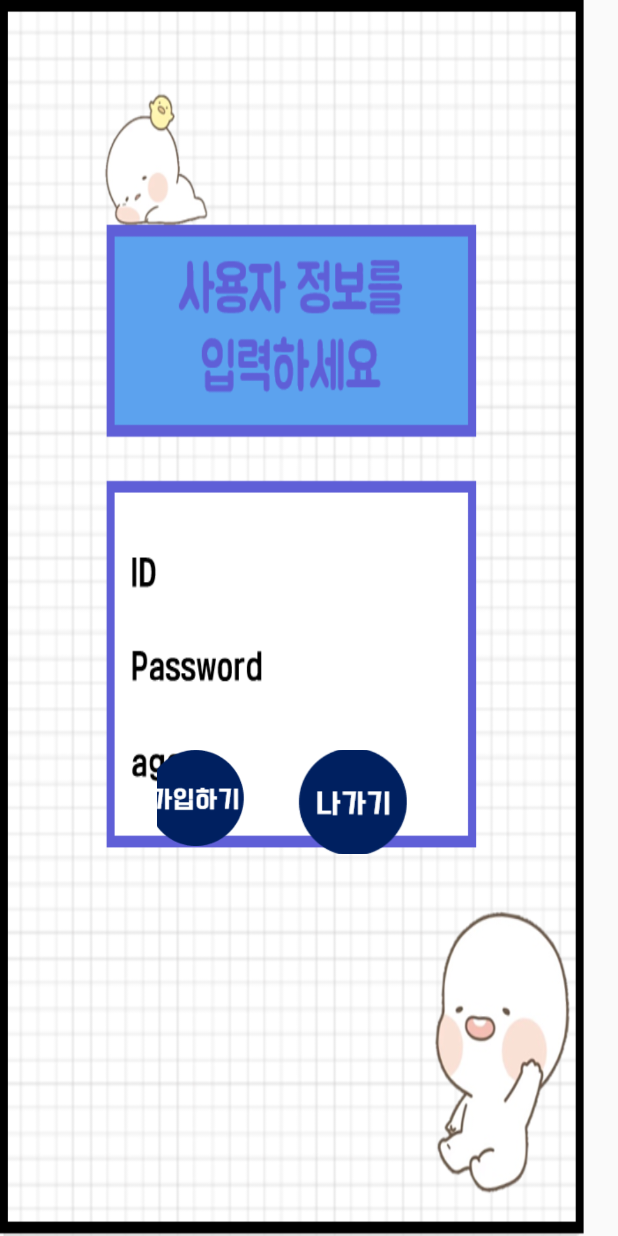
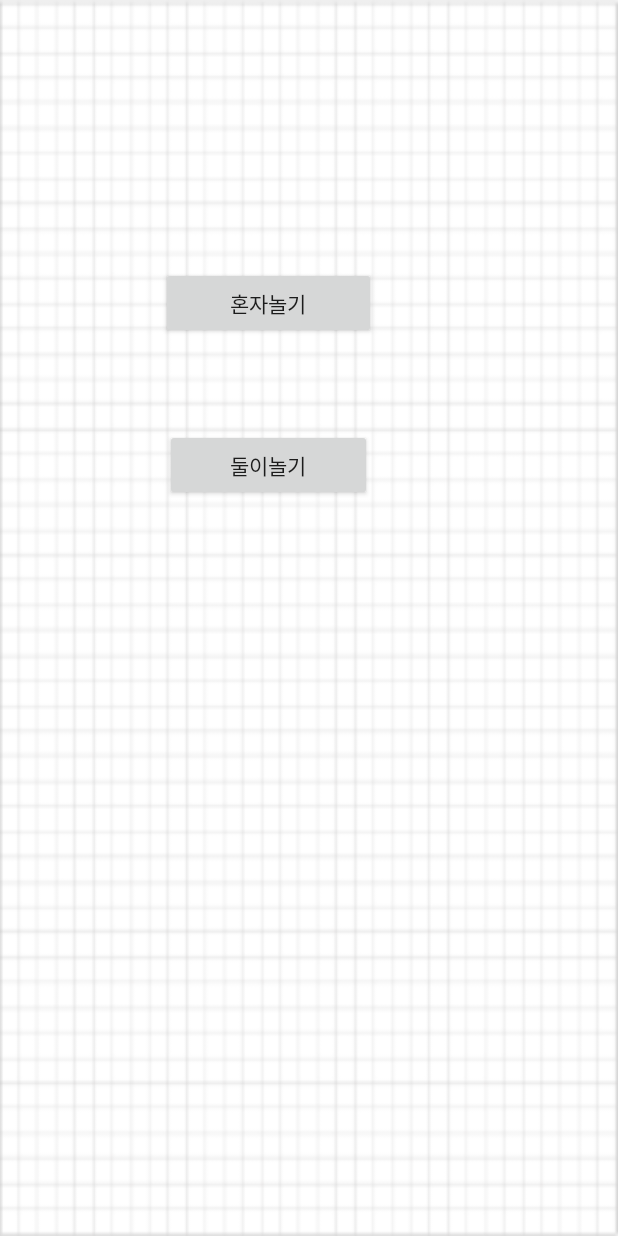
Before and after one commit to wnsduq6229/Androidproject, an Android app: the main screen opened directly, with no data from a screen before it, after a tap on an icon or button, on a phone screen of 412 x 824 dp. Run offline under Robolectric (Android 15) with nearby library versions, the phone set to English and light mode, and no system bars.

Commit message:
모든 창 연결, 화면 수정 06/17/4시51분

```diff
--- /dev/null
+++ b/app/src/main/java/com/example/a10/androidpoject/Title2_Activity.java
@@ -0,0 +1,42 @@
+package com.example.a10.androidpoject;
+
+import android.content.Intent;
+import android.os.Bundle;
+import android.support.v7.app.AppCompatActivity;
+import android.view.View;
+import android.widget.Button;
+import android.view.WindowManager;
+
+public class Title2_Activity extends AppCompatActivity {
+    Button btnOne,btnTwo;
+
+
+    protected void onCreate(Bundle savedInstanceState){
+        super.onCreate(savedInstanceState);
+        setContentView(R.layout.activity_title2);
+
+        btnOne=(Button)findViewById(R.id.buttonOne);
+        btnTwo=(Button)findViewById(R.id.buttonTwo);
+
+        btnOne.setOnClickListener(new View.OnClickListener() {
+            @Override
+            public void onClick(View v) {
+                Intent intent = new Intent(
+                        getApplicationContext(),Title2_2Activity.class);//현재 화면의 제어권자,다음 넘어갈 클래스 지정
+                startActivity(intent);//다음화면으로 넘어간다.
+            }
+        });
+
+        btnTwo.setOnClickListener(new View.OnClickListener() {
+            @Override
+            public void onClick(View v) {
+                Intent intent = new Intent(
+                        getApplicationContext(),Title2_2Activity.class);//현재 화면의 제어권자,다음 넘어갈 클래스 지정
+                startActivity(intent);//다음화면으로 넘어간다.
+            }
+        });
+
+        getWindow().setFlags(WindowManager.LayoutParams.FLAG_FULLSCREEN, WindowManager.LayoutParams.FLAG_FULLSCREEN);//화면의 제목 없애주는 문장
+        getSupportActionBar().hide();//화면의 제목 숨겨주는 문장
+    }
+}
--- a/app/src/main/java/com/example/a10/androidpoject/main.java
+++ b/app/src/main/java/com/example/a10/androidpoject/main.java
@@ -28,7 +28,7 @@ public class main extends AppCompatActivity {
             @Override
             public void onClick(View v){
                 Intent intent = new Intent(
-                        getApplicationContext(),main.class);//현재 화면의 제어권자,다음 넘어갈 클래스 지정 main으로 되어 있는걸 2화면으로 만들면 바꿔야함
+                        getApplicationContext(),Title2_Activity.class);//현재 화면의 제어권자,다음 넘어갈 클래스 지정 main으로 되어 있는걸 2화면으로 만들면 바꿔야함
                 startActivity(intent);//다음화면으로 넘어간다.
             }
 
@@ -36,7 +36,9 @@ public class main extends AppCompatActivity {
         btnCancel.setOnClickListener(new View.OnClickListener() {
             @Override
             public void onClick(View v) {
-
+                Intent intent = new Intent(
+                        getApplicationContext(),main.class);//현재 화면의 제어권자,다음 넘어갈 클래스 지정 main으로 되어 있는걸 2화면으로 만들면 바꿔야함
+                startActivity(intent);//다음화면으로 넘어간다.
             }
         });
         getWindow().setFlags(WindowManager.LayoutParams.FLAG_FULLSCREEN, WindowManager.LayoutParams.FLAG_FULLSCREEN);//화면의 제목 없애주는 문장
--- a/app/src/main/java/com/example/a10/androidpoject/memory_Description.java
+++ b/app/src/main/java/com/example/a10/androidpoject/memory_Description.java
@@ -5,6 +5,7 @@ import android.content.Intent;
 import android.os.Bundle;
 import android.os.Handler;
 import android.support.v7.app.AppCompatActivity;
+import android.view.WindowManager;
 
 public class memory_Description extends AppCompatActivity {
 
@@ -23,5 +24,8 @@ public class memory_Description extends AppCompatActivity {
             }
 
         },5000);
+
+        getWindow().setFlags(WindowManager.LayoutParams.FLAG_FULLSCREEN, WindowManager.LayoutParams.FLAG_FULLSCREEN);//화면의 제목 없애주는 문장
+        getSupportActionBar().hide();//화면의 제목 숨겨주는 문장
     }
 }
--- a/app/src/main/java/com/example/a10/androidpoject/memory_MainActivity.java
+++ b/app/src/main/java/com/example/a10/androidpoject/memory_MainActivity.java
@@ -4,6 +4,7 @@ import android.content.Intent;
 import android.os.Bundle;
 import android.support.v7.app.AppCompatActivity;
 import android.view.View;
+import android.view.WindowManager;
 import android.widget.Button;
 import android.widget.ImageView;
 
@@ -74,5 +75,8 @@ public class memory_MainActivity extends AppCompatActivity {
                 imageview.setImageResource(imageResources[i]);
             }
         });
+
+        getWindow().setFlags(WindowManager.LayoutParams.FLAG_FULLSCREEN, WindowManager.LayoutParams.FLAG_FULLSCREEN);//화면의 제목 없애주는 문장
+        getSupportActionBar().hide();//화면의 제목 숨겨주는 문장
     }
 }
--- a/app/src/main/java/com/example/a10/androidpoject/memory_SubActivity.java
+++ b/app/src/main/java/com/example/a10/androidpoject/memory_SubActivity.java
@@ -3,6 +3,7 @@ package com.example.a10.androidpoject;
 import android.content.Intent;
 import android.os.Bundle;
 import android.support.v7.app.AppCompatActivity;
+import android.view.WindowManager;
 import android.widget.TextView;
 
 public class memory_SubActivity extends AppCompatActivity {
@@ -17,5 +18,8 @@ public class memory_SubActivity extends AppCompatActivity {
         Intent intent=getIntent();
         int score=intent.getExtras().getInt("score");
         txt.setText(String.valueOf(score)+"점입니다");
+
+        getWindow().setFlags(WindowManager.LayoutParams.FLAG_FULLSCREEN, WindowManager.LayoutParams.FLAG_FULLSCREEN);//화면의 제목 없애주는 문장
+        getSupportActionBar().hide();//화면의 제목 숨겨주는 문장
     }
 }
--- a/app/src/main/java/com/example/a10/androidpoject/quiz_ResultActivity.java
+++ b/app/src/main/java/com/example/a10/androidpoject/quiz_ResultActivity.java
@@ -3,6 +3,7 @@ package com.example.a10.androidpoject;
 import android.content.Intent;
 import android.support.v7.app.AppCompatActivity;
 import android.os.Bundle;
+import android.view.WindowManager;
 import android.widget.TextView;
 
 
@@ -15,5 +16,8 @@ public class quiz_ResultActivity extends AppCompatActivity {
         Intent intent=getIntent();
         int rightAnswerCount=intent.getExtras().getInt("rightAnswerCount");
         showresult.setText(String.valueOf(rightAnswerCount)+"점입니다");
+
+        getWindow().setFlags(WindowManager.LayoutParams.FLAG_FULLSCREEN, WindowManager.LayoutParams.FLAG_FULLSCREEN);//화면의 제목 없애주는 문장
+        getSupportActionBar().hide();//화면의 제목 숨겨주는 문장
     }
 }
--- a/app/src/main/res/layout/activity_title2.xml
+++ b/app/src/main/res/layout/activity_title2.xml
@@ -4,7 +4,31 @@
     xmlns:tools="http://schemas.android.com/tools"
     android:layout_width="match_parent"
     android:layout_height="match_parent"
+    tools:context=".Title2_Activity"
     android:background="@drawable/background">
 
 
+    <Button
+        android:id="@+id/buttonOne"
+        android:layout_width="143dp"
+        android:layout_height="wrap_content"
+        android:layout_alignParentStart="true"
+        android:layout_alignParentLeft="true"
+        android:layout_alignParentTop="true"
+        android:layout_marginStart="107dp"
+        android:layout_marginLeft="107dp"
+        android:layout_marginTop="178dp"
+        android:text="혼자놀기" />
+
+    <Button
+        android:id="@+id/buttonTwo"
+        android:layout_width="138dp"
+        android:layout_height="wrap_content"
+        android:layout_alignParentStart="true"
+        android:layout_alignParentLeft="true"
+        android:layout_alignParentTop="true"
+        android:layout_marginStart="110dp"
+        android:layout_marginLeft="110dp"
+        android:layout_marginTop="286dp"
+        android:text="둘이놀기" />
 </RelativeLayout>
```
Also changed, not shown: app/src/main/AndroidManifest.xml (+9 -0 lines).
